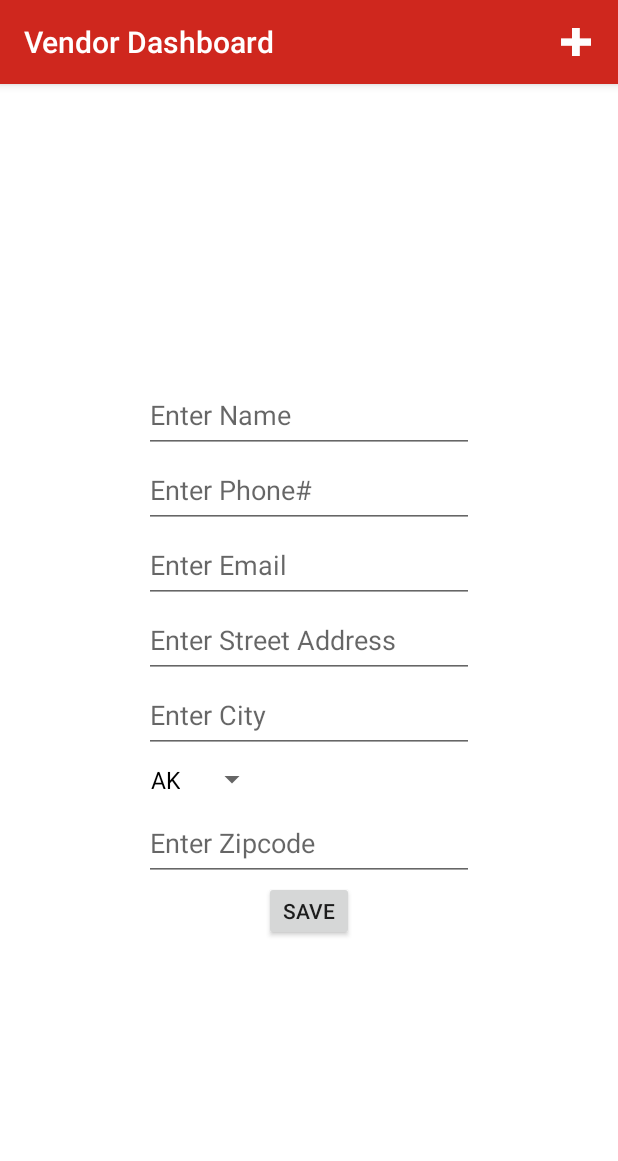
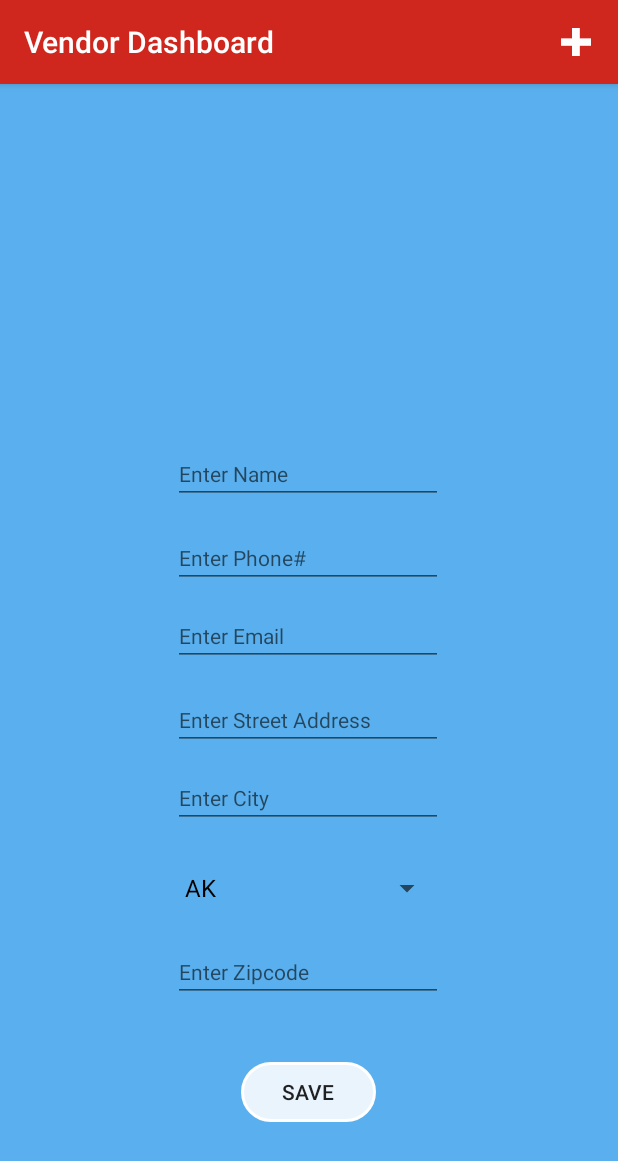
Before and after one commit to jmadrid1/Prinventory-Kotlin, an Android app: the fragment VendorCreateFragment placed in its activity, on a phone screen of 412 x 824 dp. Shown: the top 1161 px of the screen. Run offline under Robolectric (Android 15) with nearby library versions, the light colour scheme and no system bars; 3 statements that could not run were skipped.

Commit message:
Updated UI for Vendor Activity's fragment for creating/adding vendors.

```diff
--- a/app/src/main/res/layout/fragment_vendor_create.xml
+++ b/app/src/main/res/layout/fragment_vendor_create.xml
@@ -1,70 +1,150 @@
 <?xml version="1.0" encoding="utf-8"?>
-<LinearLayout xmlns:android="http://schemas.android.com/apk/res/android"
+<android.support.constraint.ConstraintLayout
+    xmlns:android="http://schemas.android.com/apk/res/android"
+    xmlns:app="http://schemas.android.com/apk/res-auto"
+    android:layout_width="match_parent"
+    android:layout_height="match_parent"
     android:orientation="vertical"
-    android:layout_width="match_parent"
-    android:gravity="center"
-    android:layout_height="match_parent"
-    android:background="@color/cardview_light_background" >
+    android:background="@color/colorPrimaryDark">
 
     <EditText
         android:id="@+id/fragment_vendor_create_edittext_name"
-        android:layout_width="220dp"
-        android:layout_height="50dp"
+        android:layout_width="180dp"
+        android:layout_height="40dp"
+        android:textColor="@color/whiteText"
+        android:textColorHighlight="@color/whiteText"
+        android:layout_marginStart="8dp"
+        android:layout_marginLeft="8dp"
+        android:layout_marginEnd="8dp"
+        android:layout_marginRight="8dp"
+        android:layout_marginBottom="372dp"
+        android:hint="@string/hint_vendor_name"
+        android:textSize="14sp"
         android:inputType="textCapWords"
-        android:maxLength="25"
-        android:hint="@string/hint_vendor_name"/>
+        app:layout_constraintBottom_toTopOf="@+id/fragment_vendor_create_button_submit"
+        app:layout_constraintEnd_toEndOf="parent"
+        app:layout_constraintHorizontal_bias="0.497"
+        app:layout_constraintStart_toStartOf="parent" />
 
     <EditText
         android:id="@+id/fragment_vendor_create_edittext_phone"
-        android:inputType="phone"
-        android:layout_width="220dp"
-        android:layout_height="50dp"
-        android:maxLength="11"
-        android:hint="@string/hint_vendor_phone"/>
+        android:layout_width="180dp"
+        android:layout_height="40dp"
+        android:textColor="@color/whiteText"
+        android:textColorHighlight="@color/whiteText"
+        android:layout_marginStart="8dp"
+        android:layout_marginLeft="8dp"
+        android:layout_marginEnd="8dp"
+        android:layout_marginRight="8dp"
+        android:layout_marginBottom="316dp"
+        android:hint="@string/hint_vendor_phone"
+        android:textSize="14sp"
+        android:inputType="number"
+        app:layout_constraintBottom_toTopOf="@+id/fragment_vendor_create_button_submit"
+        app:layout_constraintEnd_toEndOf="parent"
+        app:layout_constraintHorizontal_bias="0.497"
+        app:layout_constraintStart_toStartOf="parent" />
+
 
     <EditText
         android:id="@+id/fragment_vendor_create_edittext_email"
-        android:layout_width="220dp"
-        android:layout_height="50dp"
-        android:inputType="textEmailAddress"
-        android:maxLength="45"
-        android:hint="@string/hint_vendor_email"/>
+        android:layout_width="180dp"
+        android:layout_height="40dp"
+        android:layout_marginStart="8dp"
+        android:layout_marginLeft="8dp"
+        android:layout_marginEnd="8dp"
+        android:layout_marginRight="8dp"
+        android:layout_marginBottom="264dp"
+        android:hint="@string/hint_vendor_email"
+        android:textSize="14sp"
+        android:inputType="textWebEmailAddress"
+        app:layout_constraintBottom_toTopOf="@+id/fragment_vendor_create_button_submit"
+        app:layout_constraintEnd_toEndOf="parent"
+        app:layout_constraintHorizontal_bias="0.497"
+        app:layout_constraintStart_toStartOf="parent" />
 
     <EditText
         android:id="@+id/fragment_vendor_create_edittext_street"
-        android:layout_width="220dp"
-        android:layout_height="50dp"
+        android:layout_width="180dp"
+        android:layout_height="40dp"
+        android:layout_marginStart="8dp"
+        android:layout_marginLeft="8dp"
+        android:layout_marginEnd="8dp"
+        android:layout_marginRight="8dp"
+        android:layout_marginBottom="208dp"
+        android:hint="@string/hint_vendor_street"
+        android:textSize="14sp"
         android:inputType="textCapWords"
-        android:maxLength="50"
-        android:hint="@string/hint_vendor_street"/>
+        app:layout_constraintBottom_toTopOf="@+id/fragment_vendor_create_button_submit"
+        app:layout_constraintEnd_toEndOf="parent"
+        app:layout_constraintHorizontal_bias="0.497"
+        app:layout_constraintStart_toStartOf="parent" />
 
     <EditText
         android:id="@+id/fragment_vendor_create_edittext_city"
-        android:layout_width="220dp"
-        android:layout_height="50dp"
+        android:layout_width="180dp"
+        android:layout_height="40dp"
+        android:layout_marginStart="8dp"
+        android:layout_marginLeft="8dp"
+        android:layout_marginEnd="8dp"
+        android:layout_marginRight="8dp"
+        android:layout_marginBottom="156dp"
+        android:hint="@string/hint_vendor_city"
+        android:textSize="14sp"
         android:inputType="textCapWords"
-        android:maxLength="18"
-        android:hint="@string/hint_vendor_city"/>
+        app:layout_constraintBottom_toTopOf="@+id/fragment_vendor_create_button_submit"
+        app:layout_constraintEnd_toEndOf="parent"
+        app:layout_constraintHorizontal_bias="0.497"
+        app:layout_constraintStart_toStartOf="parent" />
 
     <Spinner
         android:id="@+id/fragment_vendor_create_spinner_states"
-        android:layout_width="wrap_content"
-        android:layout_height="35dp"
-        android:layout_marginStart="-70dp"
-        android:layout_marginLeft="70dp" />
+        android:layout_width="180dp"
+        android:layout_height="40dp"
+        android:layout_marginStart="8dp"
+        android:layout_marginLeft="8dp"
+        android:layout_marginEnd="8dp"
+        android:layout_marginRight="8dp"
+        android:layout_marginBottom="96dp"
+        android:hint="@string/hint_vendor_state"
+        android:textSize="14sp"
+        app:layout_constraintBottom_toTopOf="@+id/fragment_vendor_create_button_submit"
+        app:layout_constraintEnd_toEndOf="parent"
+        app:layout_constraintHorizontal_bias="0.497"
+        app:layout_constraintStart_toStartOf="parent" />
 
     <EditText
         android:id="@+id/fragment_vendor_create_edittext_zipcode"
+        android:layout_width="180dp"
+        android:layout_height="40dp"
+        android:layout_marginStart="8dp"
+        android:layout_marginLeft="8dp"
+        android:layout_marginEnd="8dp"
+        android:layout_marginRight="8dp"
+        android:layout_marginBottom="40dp"
+        android:hint="@string/hint_vendor_zipcode"
         android:inputType="number"
-        android:layout_width="220dp"
-        android:layout_height="50dp"
         android:maxLength="5"
-        android:hint="@string/hint_vendor_zipcode"/>
+        android:textSize="14sp"
+        app:layout_constraintBottom_toTopOf="@+id/fragment_vendor_create_button_submit"
+        app:layout_constraintEnd_toEndOf="parent"
+        app:layout_constraintHorizontal_bias="0.497"
+        app:layout_constraintStart_toStartOf="parent" />
 
     <Button
         android:id="@+id/fragment_vendor_create_button_submit"
-        android:layout_width="60dp"
+        android:layout_width="90dp"
         android:layout_height="40dp"
-        android:text="@string/btn_save"/>
+        android:background="@drawable/button_shape"
+        android:layout_marginStart="8dp"
+        android:layout_marginLeft="8dp"
+        android:layout_marginEnd="8dp"
+        android:layout_marginRight="8dp"
+        android:layout_marginBottom="76dp"
+        android:text="@string/btn_save"
+        app:layout_constraintBottom_toBottomOf="parent"
+        app:layout_constraintEnd_toEndOf="parent"
+        app:layout_constraintHorizontal_bias="0.498"
+        app:layout_constraintStart_toStartOf="parent" />
 
-</LinearLayout>
+</android.support.constraint.ConstraintLayout>
```
